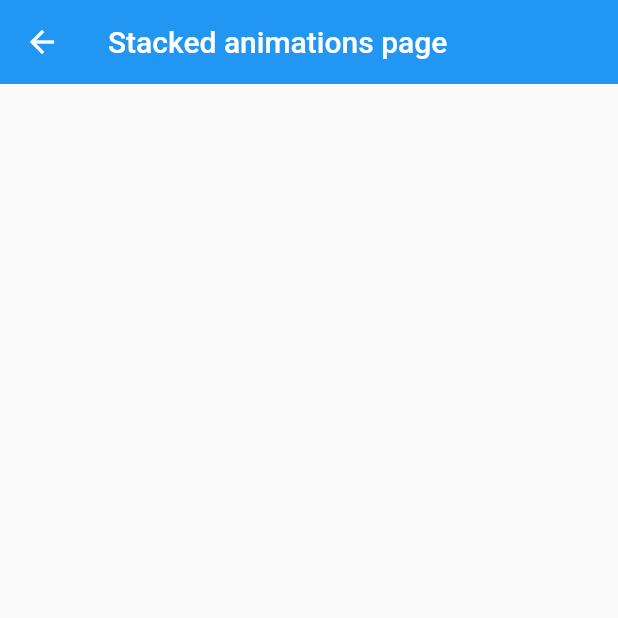
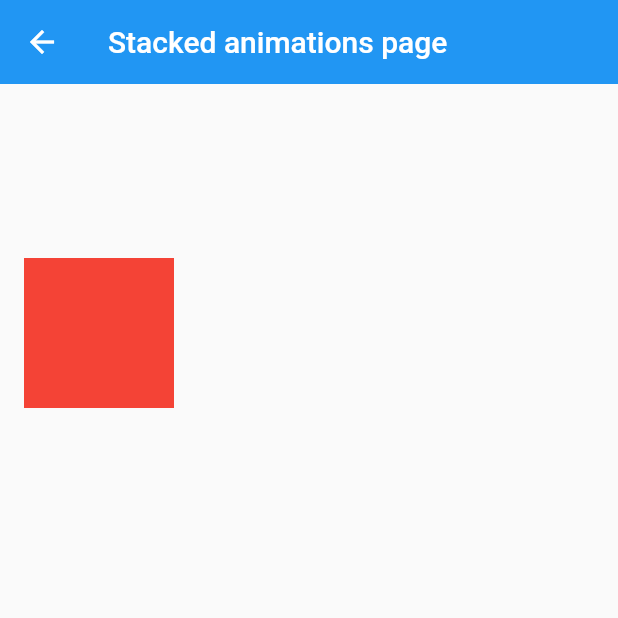
Before and after one commit to Shalom-Nankam/animations, a Flutter app: the StackedAnimation screen opened directly, on a phone screen of 412 x 824 dp, the top half of it. Run offline on Flutter 3.47's test engine with Material 2 defaults, Android fonts, the phone set to English and light mode, and no system bars; our stand-ins replace get.

```diff
--- a/lib/views/stacked_animation.dart
+++ b/lib/views/stacked_animation.dart
@@ -29,7 +29,7 @@ class _StackedAnimationState extends State<StackedAnimation>
     zController =
         AnimationController(vsync: this, duration: const Duration(seconds: 20));
 
-    animator = Tween(begin: 0, end: pi / 2);
+    animator = Tween(begin: 0, end: pi * 2);
   }
 
   @override
@@ -42,6 +42,17 @@ class _StackedAnimationState extends State<StackedAnimation>
 
   @override
   Widget build(BuildContext context) {
+    xController
+      ..reset()
+      ..forward();
+
+    yController
+      ..reset()
+      ..forward();
+
+    zController
+      ..reset()
+      ..forward();
     return Scaffold(
       appBar: AppBar(
         title: const Text('Stacked animations page'),
@@ -55,8 +66,24 @@ class _StackedAnimationState extends State<StackedAnimation>
               const SizedBox(
                 height: 100,
               ),
-              Stack(
-                children: const [],
+              AnimatedBuilder(
+                animation:
+                    Listenable.merge([xController, yController, zController]),
+                builder: (context, child) {
+                  return Transform(
+                    transform: Matrix4.identity(),
+                    alignment: Alignment.center,
+                    child: Stack(
+                      children: [
+                        Container(
+                          height: 100,
+                          width: 100,
+                          color: Colors.red,
+                        )
+                      ],
+                    ),
+                  );
+                },
               )
             ],
           ),
```
